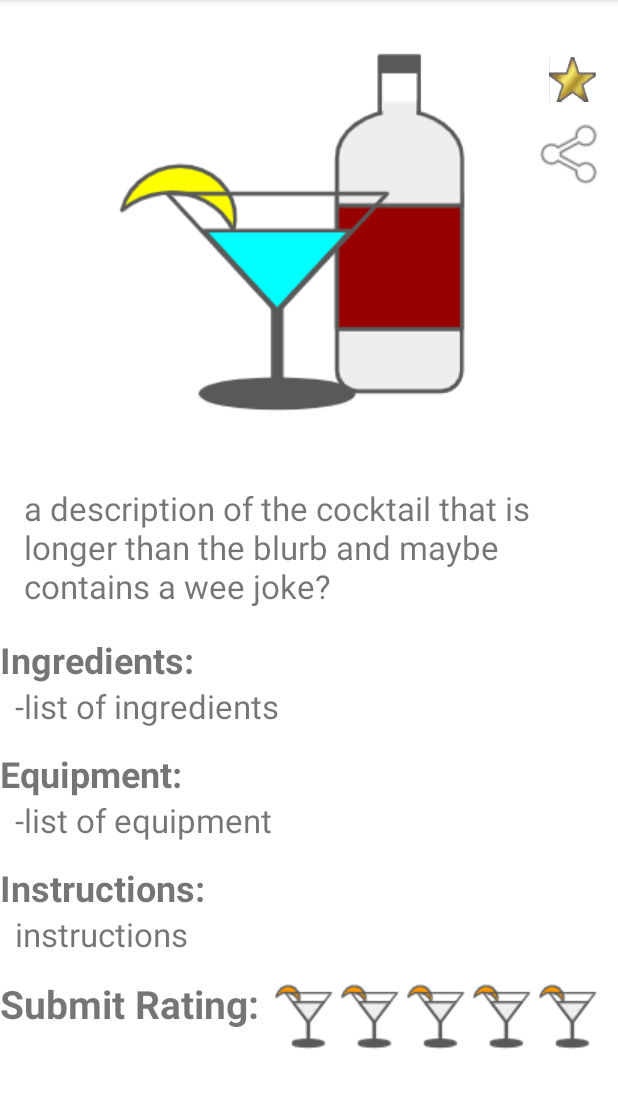
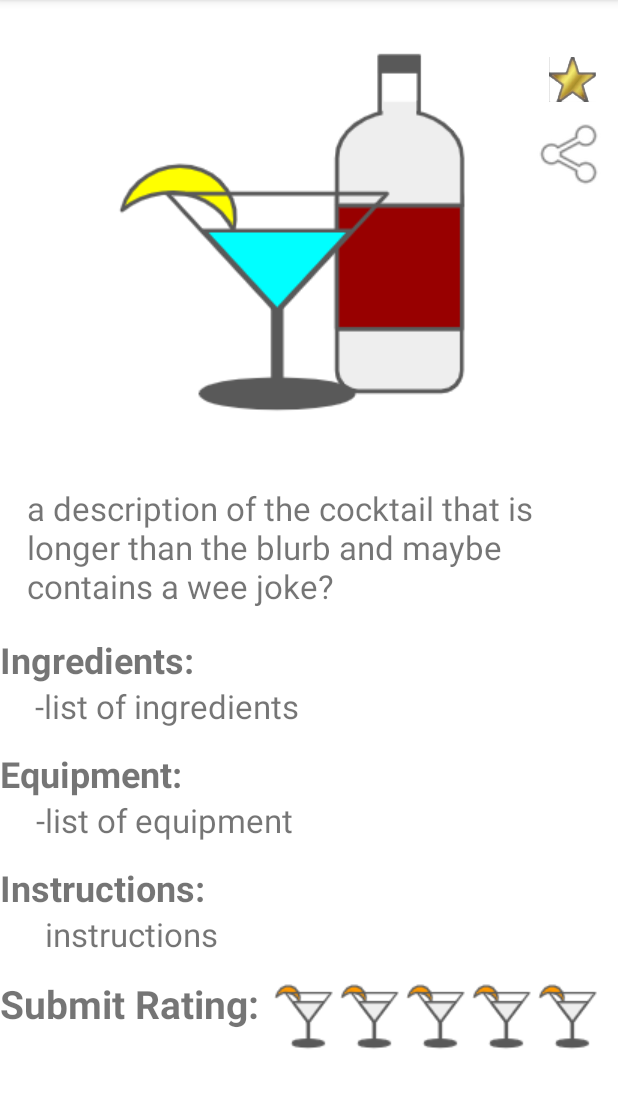
Before and after one commit to enanram/CocktailCurious, an Android app: the RecipeActivity screen opened directly, with no data from a screen before it, on a phone screen of 412 x 824 dp, the part 84-1192 px from its top. Run offline under Robolectric (Android 15) with nearby library versions, the phone set to English and light mode, and no system bars; 10 statements that could not run were skipped.

Commit message:
It fucking woooooorks!

```diff
--- a/app/src/main/res/layout-v21/activity_recipe.xml
+++ b/app/src/main/res/layout-v21/activity_recipe.xml
@@ -49,11 +49,11 @@
             android:id="@+id/recipe_description"
             android:layout_width="360dp"
             android:layout_height="wrap_content"
-            android:layout_marginStart="16dp"
             android:layout_marginTop="30dp"
             android:layout_marginEnd="16dp"
             android:text="a description of the cocktail that is longer than the blurb and maybe contains a wee joke?"
             android:textSize="22sp"
+            app:layout_constraintEnd_toEndOf="parent"
             app:layout_constraintStart_toStartOf="parent"
             app:layout_constraintTop_toBottomOf="@+id/recipe_image" />
 
@@ -67,16 +67,17 @@
             android:textStyle="bold"
             app:layout_constraintStart_toStartOf="parent"
             app:layout_constraintTop_toBottomOf="@id/recipe_description" />
+
         <TextView
             android:id="@+id/recipe_ingredients"
             android:layout_width="wrap_content"
             android:layout_height="wrap_content"
-            android:layout_marginStart="10dp"
             android:text="-list of ingredients"
+            app:layout_constraintHorizontal_bias="0.1"
             android:textSize="22sp"
+            app:layout_constraintEnd_toEndOf="parent"
             app:layout_constraintStart_toStartOf="parent"
-            app:layout_constraintTop_toBottomOf="@+id/ing"
-            />
+            app:layout_constraintTop_toBottomOf="@+id/ing" />
 
         <TextView
             android:id="@+id/equ"
@@ -88,15 +89,17 @@
             android:textStyle="bold"
             app:layout_constraintStart_toStartOf="parent"
             app:layout_constraintTop_toBottomOf="@id/recipe_ingredients" />
+
         <TextView
             android:id="@+id/recipe_equipment"
             android:layout_width="wrap_content"
             android:layout_height="wrap_content"
-            android:layout_marginStart="10dp"
             android:text="-list of equipment"
             android:textSize="22sp"
+            app:layout_constraintHorizontal_bias="0.1"
+            app:layout_constraintEnd_toEndOf="parent"
             app:layout_constraintStart_toStartOf="parent"
-            app:layout_constraintTop_toBottomOf="@+id/equ"/>
+            app:layout_constraintTop_toBottomOf="@+id/equ" />
 
         <TextView
             android:id="@+id/inst"
@@ -107,14 +110,17 @@
             android:textSize="24sp"
             android:textStyle="bold"
             app:layout_constraintStart_toStartOf="parent"
+
             app:layout_constraintTop_toBottomOf="@id/recipe_equipment" />
+
         <TextView
             android:id="@+id/recipe_instructions"
             android:layout_width="wrap_content"
             android:layout_height="wrap_content"
-            android:layout_marginStart="10dp"
             android:text="instructions"
             android:textSize="22sp"
+            app:layout_constraintEnd_toEndOf="parent"
+            app:layout_constraintHorizontal_bias="0.1"
             app:layout_constraintStart_toStartOf="parent"
             app:layout_constraintTop_toBottomOf="@+id/inst" />
 
```
